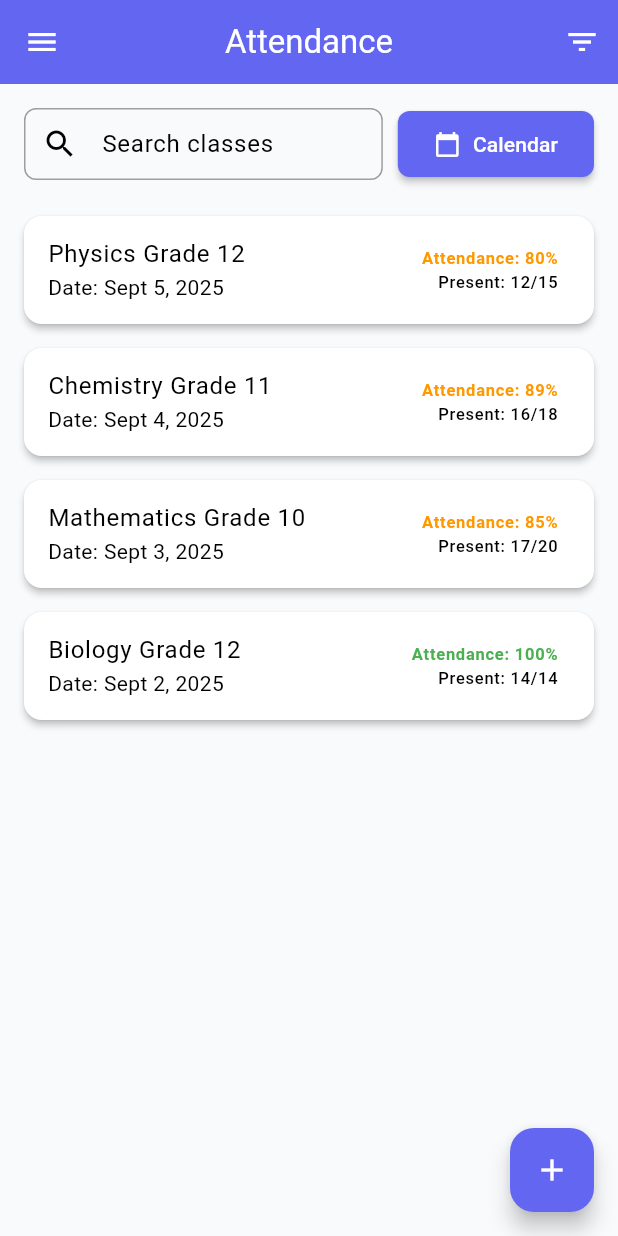
After one commit to Rsudheera/tuition-fee-fe, a Flutter app: the AttendanceScreen screen opened directly, on a phone screen of 412 x 824 dp. The commit adds this screen. Run offline on Flutter 3.47's test engine with Material 3 defaults, Android fonts, the phone set to English and light mode, and no system bars; our stand-ins replace shared_preferences; accounts and stored records are empty.

Commit message:
attendance screen and parformance screens

```diff
--- /dev/null
+++ b/lib/presentation/screens/attendance/attendance_screen.dart
@@ -0,0 +1,167 @@
+import 'package:flutter/material.dart';
+
+class AttendanceScreen extends StatefulWidget {
+  const AttendanceScreen({super.key});
+
+  @override
+  State<AttendanceScreen> createState() => _AttendanceScreenState();
+}
+
+class _AttendanceScreenState extends State<AttendanceScreen> {
+  final List<Map<String, dynamic>> _dummyAttendanceData = [
+    {
+      'date': 'Sept 5, 2025',
+      'className': 'Physics Grade 12',
+      'totalStudents': 15,
+      'present': 12,
+      'absent': 3,
+    },
+    {
+      'date': 'Sept 4, 2025',
+      'className': 'Chemistry Grade 11',
+      'totalStudents': 18,
+      'present': 16,
+      'absent': 2,
+    },
+    {
+      'date': 'Sept 3, 2025',
+      'className': 'Mathematics Grade 10',
+      'totalStudents': 20,
+      'present': 17,
+      'absent': 3,
+    },
+    {
+      'date': 'Sept 2, 2025',
+      'className': 'Biology Grade 12',
+      'totalStudents': 14,
+      'present': 14,
+      'absent': 0,
+    },
+  ];
+
+  @override
+  Widget build(BuildContext context) {
+    return Scaffold(
+      appBar: AppBar(
+        title: const Text('Attendance'),
+        leading: IconButton(
+          icon: const Icon(Icons.menu),
+          onPressed: () {
+            Scaffold.of(context).openDrawer();
+          },
+        ),
+        actions: [
+          IconButton(
+            icon: const Icon(Icons.filter_list),
+            onPressed: () {
+              // Filter attendance records
+              ScaffoldMessenger.of(context).showSnackBar(
+                const SnackBar(
+                  content: Text('Filter functionality coming soon'),
+                ),
+              );
+            },
+          ),
+        ],
+      ),
+      body: Column(
+        children: [
+          Padding(
+            padding: const EdgeInsets.all(16.0),
+            child: Row(
+              children: [
+                Expanded(
+                  child: TextField(
+                    decoration: const InputDecoration(
+                      labelText: 'Search classes',
+                      prefixIcon: Icon(Icons.search),
+                      border: OutlineInputBorder(),
+                    ),
+                    onChanged: (value) {
+                      // Search functionality will be implemented later
+                    },
+                  ),
+                ),
+                const SizedBox(width: 10),
+                ElevatedButton.icon(
+                  onPressed: () {
+                    // Calendar view will be implemented later
+                    ScaffoldMessenger.of(context).showSnackBar(
+                      const SnackBar(
+                        content: Text('Calendar view coming soon'),
+                      ),
+                    );
+                  },
+                  icon: const Icon(Icons.calendar_today),
+                  label: const Text('Calendar'),
+                ),
+              ],
+            ),
+          ),
+          Expanded(
+            child: ListView.builder(
+              itemCount: _dummyAttendanceData.length,
+              itemBuilder: (context, index) {
+                final item = _dummyAttendanceData[index];
+                final attendanceRate =
+                    (item['present'] / item['totalStudents'] * 100).round();
+
+                return Card(
+                  margin: const EdgeInsets.symmetric(
+                    horizontal: 16,
+                    vertical: 8,
+                  ),
+                  child: ListTile(
+                    title: Text(item['className']),
+                    subtitle: Text('Date: ${item['date']}'),
+                    trailing: Column(
+                      mainAxisSize: MainAxisSize.min,
+                      crossAxisAlignment: CrossAxisAlignment.end,
+                      children: [
+                        Text(
+                          'Attendance: $attendanceRate%',
+                          style: TextStyle(
+                            fontWeight: FontWeight.bold,
+                            color: attendanceRate > 90
+                                ? Colors.green
+                                : attendanceRate > 70
+                                ? Colors.orange
+                                : Colors.red,
+                          ),
+                        ),
+                        Text(
+                          'Present: ${item['present']}/${item['totalStudents']}',
+                        ),
+                      ],
+                    ),
+                    onTap: () {
+                      // Show detailed attendance for this class
+                      ScaffoldMessenger.of(context).showSnackBar(
+                        SnackBar(
+                          content: Text(
+                            'Detailed attendance for ${item['className']} coming soon',
+                          ),
+                        ),
+                      );
+                    },
+                  ),
+                );
+              },
+            ),
+          ),
+        ],
+      ),
+      floatingActionButton: FloatingActionButton(
+        child: const Icon(Icons.add),
+        onPressed: () {
+          // Add new attendance record
+          ScaffoldMessenger.of(context).showSnackBar(
+            const SnackBar(
+              content: Text('Add attendance record functionality coming soon'),
+            ),
+          );
+        },
+      ),
+    );
+  }
+}
```
Also changed, not shown: lib/presentation/screens/dashboard/dashboard_screen.dart (+22 -0 lines), lib/presentation/screens/performance/student_performance_screen.dart (added, +272 -0 lines), lib/presentation/widgets/common/app_drawer.dart (+12 -0 lines).
